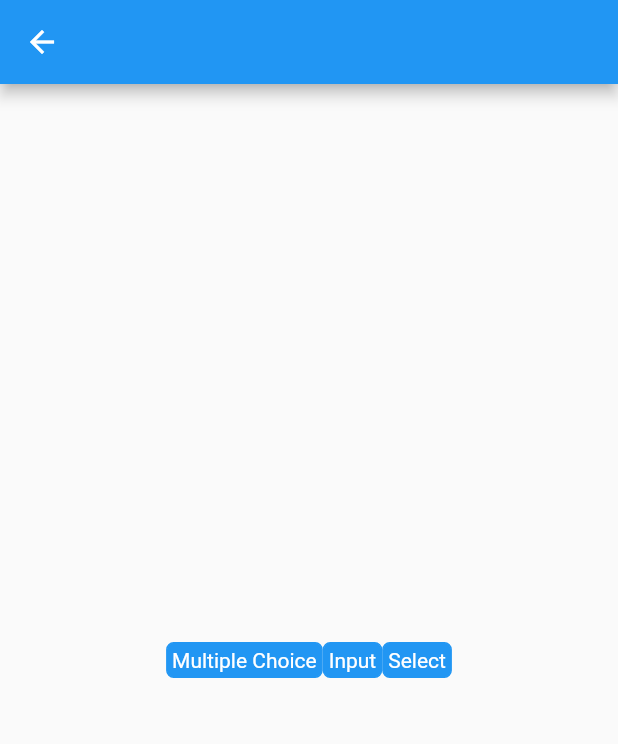
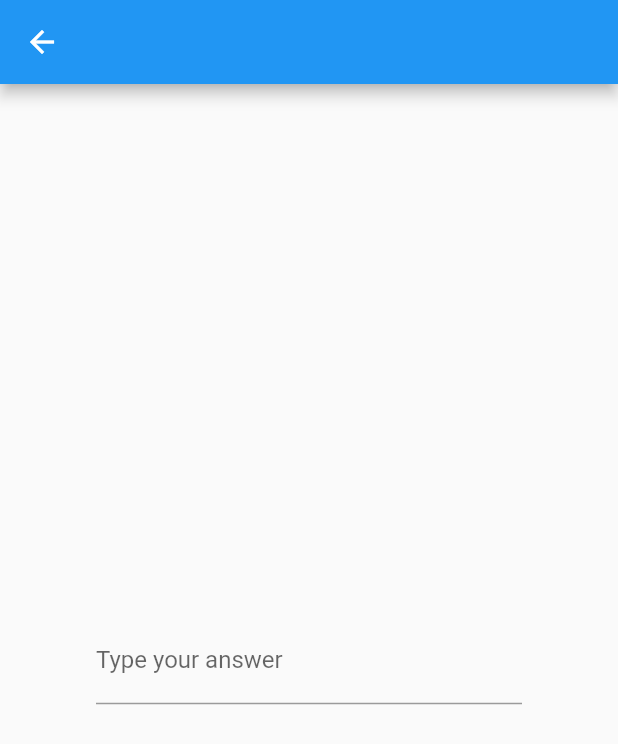
Before and after one commit to cyclexit/object_guesser, a Flutter app: the AboutPage screen opened by its route, on a phone screen of 412 x 824 dp. Shown: the top 744 px of the screen. Run offline on Flutter 3.47's test engine with Material 2 defaults, Android fonts, the phone set to English and light mode, and no system bars; our stand-ins replace font_awesome_flutter.

Commit message:
Change the padding of user input field

```diff
--- a/lib/ui/pages/about/about.dart
+++ b/lib/ui/pages/about/about.dart
@@ -1,7 +1,6 @@
 import 'package:flutter/material.dart';
 
-import 'package:object_guesser/game/game_modes.dart';
-import 'package:object_guesser/ui/widgets/game_mode_header.dart';
+import 'package:object_guesser/ui/widgets/user_input_field.dart';
 
 // The about page is used for temporary UI components visualization during the
 // development.
@@ -13,14 +12,10 @@ class AboutPage extends StatelessWidget {
     return Scaffold(
       appBar: AppBar(),
       body: Center(
-        child: Row(
+        child: Column(
           mainAxisAlignment: MainAxisAlignment.center,
           mainAxisSize: MainAxisSize.min,
-          children: const [
-            GameModeHeader(gameModeInfo: multipleChoice),
-            GameModeHeader(gameModeInfo: input),
-            GameModeHeader(gameModeInfo: select),
-          ],
+          children: const [UserInputField()],
         ),
       ),
     );
--- a/lib/ui/widgets/user_input_field.dart
+++ b/lib/ui/widgets/user_input_field.dart
@@ -8,7 +8,7 @@ class UserInputField extends StatelessWidget {
   @override
   Widget build(BuildContext context) {
     return Padding(
-      padding: const EdgeInsets.symmetric(horizontal: 8, vertical: 16),
+      padding: const EdgeInsets.symmetric(horizontal: 64, vertical: 16),
       child: TextFormField(
         validator: (String? value) {
           if (value != null) {
```
